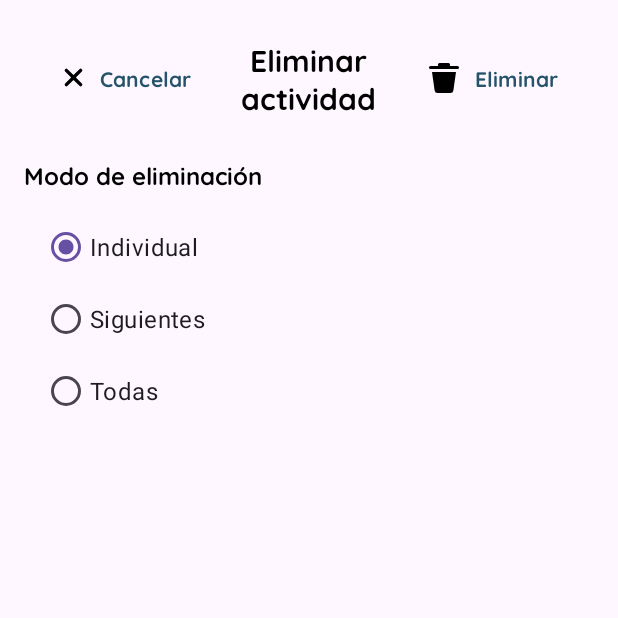
After one commit to ibra-barraza/Agenda-peluda, an Android app: the DeleteActividad screen opened directly, with no data from a screen before it, on a phone screen of 412 x 824 dp, the top half of it. The commit adds this screen. Run offline under Robolectric (Android 15) with nearby library versions, the phone set to English and light mode, and no system bars; our stand-ins replace Firebase (no records; nobody signed in at launch, a user with empty details on screens opened directly).

Commit message:
Añadir modo de eliminación de actividades

```diff
--- a/app/src/main/AndroidManifest.xml
+++ b/app/src/main/AndroidManifest.xml
@@ -14,6 +14,9 @@
         android:supportsRtl="true"
         android:theme="@style/Theme.AgendaPeludaCalendario"
         tools:targetApi="31">
+        <activity
+            android:name=".DeleteActividad"
+            android:exported="false" />
         <activity
             android:name=".ActualizarActividad"
             android:exported="false" />
--- /dev/null
+++ b/app/src/main/res/layout/activity_delete_actividad.xml
@@ -0,0 +1,91 @@
+<?xml version="1.0" encoding="utf-8"?>
+<LinearLayout xmlns:android="http://schemas.android.com/apk/res/android"
+    xmlns:app="http://schemas.android.com/apk/res-auto"
+    xmlns:tools="http://schemas.android.com/tools"
+    android:id="@+id/main"
+    android:layout_width="match_parent"
+    android:layout_height="match_parent"
+    android:orientation="vertical"
+    android:padding="16dp"
+    tools:context=".DeleteActividad">
+
+    <LinearLayout
+        android:layout_width="match_parent"
+        android:layout_height="wrap_content"
+        android:gravity="center_vertical"
+        android:orientation="horizontal"
+        android:paddingVertical="8dp">
+
+        <Button
+            android:id="@+id/btnCancelDeletion"
+            android:layout_width="wrap_content"
+            android:layout_height="wrap_content"
+            android:background="@android:color/transparent"
+            android:fontFamily="@font/quicksand_bold"
+            android:text="Cancelar"
+            android:textColor="@color/Color_Botton"
+            app:icon="@drawable/ic_close"
+            app:iconGravity="textStart"
+            app:iconPadding="8dp"
+            app:iconTint="@color/black" />
+
+        <TextView
+            android:layout_width="0dp"
+            android:layout_height="wrap_content"
+            android:layout_weight="1"
+            android:fontFamily="@font/quicksand_bold"
+            android:gravity="center"
+            android:text="Eliminar actividad"
+            android:textColor="@android:color/black"
+            android:textSize="20sp"
+            android:textStyle="bold" />
+
+        <Button
+            android:id="@+id/btnDoDeletion"
+            android:layout_width="wrap_content"
+            android:layout_height="wrap_content"
+            android:background="@android:color/transparent"
+            android:drawableLeft="@drawable/ic_delete"
+            android:enabled="true"
+            android:fontFamily="@font/quicksand_bold"
+            android:text="Eliminar"
+            android:textColor="@color/Color_Botton" />
+    </LinearLayout>
+
+    <TextView
+        android:layout_width="match_parent"
+        android:layout_height="wrap_content"
+        android:layout_marginTop="16dp"
+        android:fontFamily="@font/quicksand_bold"
+        android:text="Modo de eliminación"
+        android:textColor="@android:color/black"
+        android:textSize="16sp"
+        android:textStyle="bold" />
+
+    <RadioGroup
+        android:id="@+id/radioGroupModoDel"
+        android:layout_width="match_parent"
+        android:layout_height="wrap_content"
+        android:padding="12dp">
+        <RadioButton
+            android:id="@+id/rbDelIndividual"
+            android:layout_width="match_parent"
+            android:layout_height="wrap_content"
+            android:text="Individual"
+            android:textSize="16sp"
+            android:checked="true" />
+        <RadioButton
+            android:id="@+id/rbDelSiguientes"
+            android:layout_width="match_parent"
+            android:layout_height="wrap_content"
+            android:text="Siguientes"
+            android:textSize="16sp" />
+        <RadioButton
+            android:id="@+id/rbDelTodas"
+            android:layout_width="match_parent"
+            android:layout_height="wrap_content"
+            android:text="Todas"
+            android:textSize="16sp" />
+    </RadioGroup>
+
+</LinearLayout>
--- a/gradle/libs.versions.toml
+++ b/gradle/libs.versions.toml
@@ -9,6 +9,7 @@ appcompat = "1.7.0"
 material = "1.12.0"
 activity = "1.10.1"
 constraintlayout = "2.2.1"
+media3CommonKtx = "1.6.1"
 
 [libraries]
 androidx-core-ktx = { group = "androidx.core", name = "core-ktx", version.ref = "coreKtx" }
@@ -19,6 +20,7 @@ androidx-appcompat = { group = "androidx.appcompat", name = "appcompat", version
 material = { group = "com.google.android.material", name = "material", version.ref = "material" }
 androidx-activity = { group = "androidx.activity", name = "activity", version.ref = "activity" }
 androidx-constraintlayout = { group = "androidx.constraintlayout", name = "constraintlayout", version.ref = "constraintlayout" }
+androidx-media3-common-ktx = { group = "androidx.media3", name = "media3-common-ktx", version.ref = "media3CommonKtx" }
 
 [plugins]
 android-application = { id = "com.android.application", version.ref = "agp" }
```
Also changed, not shown: app/src/main/java/mx/edu/itesca/agendapeludacalendario/CalendarActivity.kt (+6 -13 lines), app/src/main/java/mx/edu/itesca/agendapeludacalendario/DeleteActividad.kt (added, +126 -0 lines).
